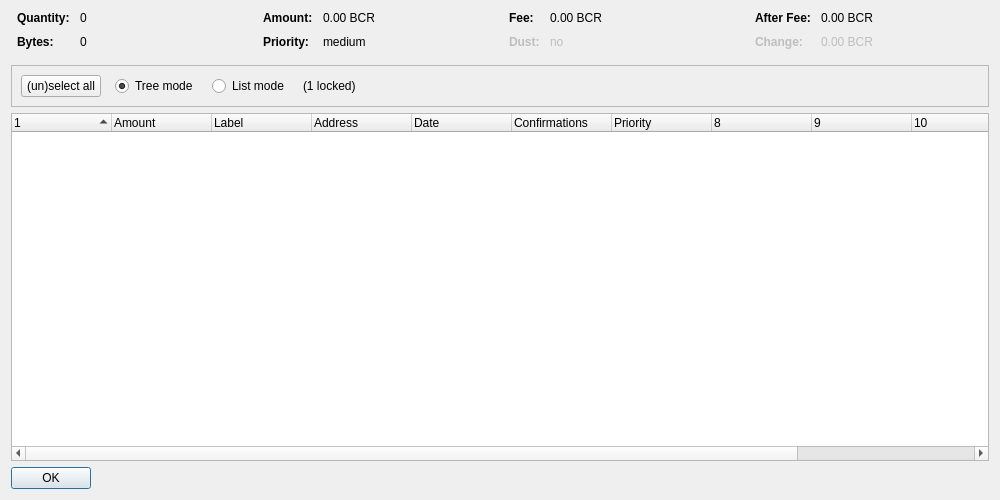
First picture: the form in src/qt/forms/coincontroldialog.ui, repository thelonecrouton/bitcredit, before the edit.
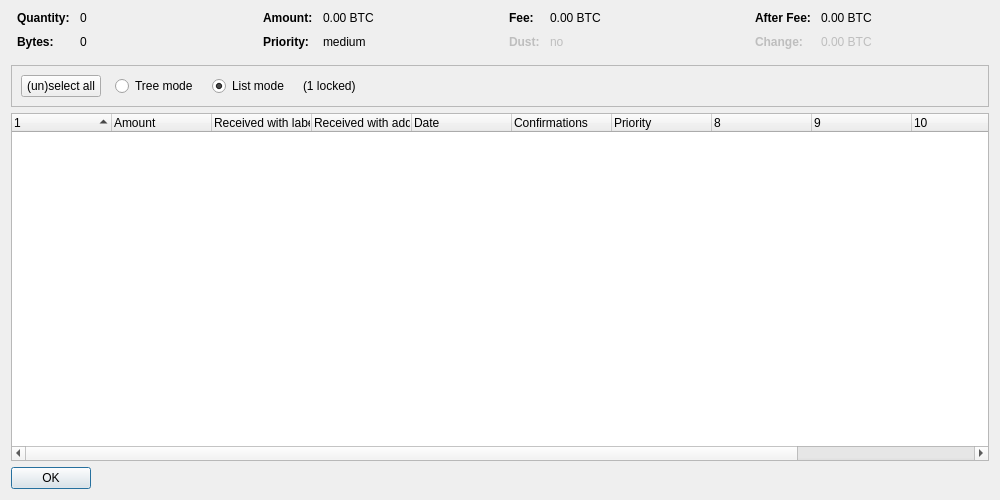
Second picture: the form after the edit. Custom widgets are drawn as their Qt base class.

```diff
--- a/src/qt/forms/coincontroldialog.ui
+++ b/src/qt/forms/coincontroldialog.ui
@@ -132,7 +132,7 @@
           <enum>Qt::ActionsContextMenu</enum>
          </property>
          <property name="text">
-          <string notr="true">0.00 BCR</string>
+          <string notr="true">0.00 BTC</string>
          </property>
          <property name="textInteractionFlags">
           <set>Qt::LinksAccessibleByMouse|Qt::TextSelectableByKeyboard|Qt::TextSelectableByMouse</set>
@@ -206,7 +206,7 @@
           <enum>Qt::ActionsContextMenu</enum>
          </property>
          <property name="text">
-          <string notr="true">0.00 BCR</string>
+          <string notr="true">0.00 BTC</string>
          </property>
          <property name="textInteractionFlags">
           <set>Qt::LinksAccessibleByMouse|Qt::TextSelectableByKeyboard|Qt::TextSelectableByMouse</set>
@@ -286,7 +286,7 @@
           <enum>Qt::ActionsContextMenu</enum>
          </property>
          <property name="text">
-          <string notr="true">0.00 BCR</string>
+          <string notr="true">0.00 BTC</string>
          </property>
          <property name="textInteractionFlags">
           <set>Qt::LinksAccessibleByMouse|Qt::TextSelectableByKeyboard|Qt::TextSelectableByMouse</set>
@@ -321,7 +321,7 @@
           <enum>Qt::ActionsContextMenu</enum>
          </property>
          <property name="text">
-          <string notr="true">0.00 BCR</string>
+          <string notr="true">0.00 BTC</string>
          </property>
          <property name="textInteractionFlags">
           <set>Qt::LinksAccessibleByMouse|Qt::TextSelectableByKeyboard|Qt::TextSelectableByMouse</set>
@@ -379,9 +379,6 @@
           <property name="text">
            <string>Tree mode</string>
           </property>
-          <property name="checked">
-           <bool>true</bool>
-          </property>
          </widget>
         </item>
         <item>
@@ -395,6 +392,9 @@
           <property name="text">
            <string>List mode</string>
           </property>
+          <property name="checked">
+           <bool>true</bool>
+          </property>
          </widget>
         </item>
         <item>
@@ -451,12 +451,12 @@
      </column>
      <column>
       <property name="text">
-       <string notr="true">Label</string>
+       <string>Received with label</string>
       </property>
      </column>
      <column>
       <property name="text">
-       <string>Address</string>
+       <string>Received with address</string>
       </property>
      </column>
      <column>
```
Left out of the diff: 2 changed lines with no effect on the pictures.
